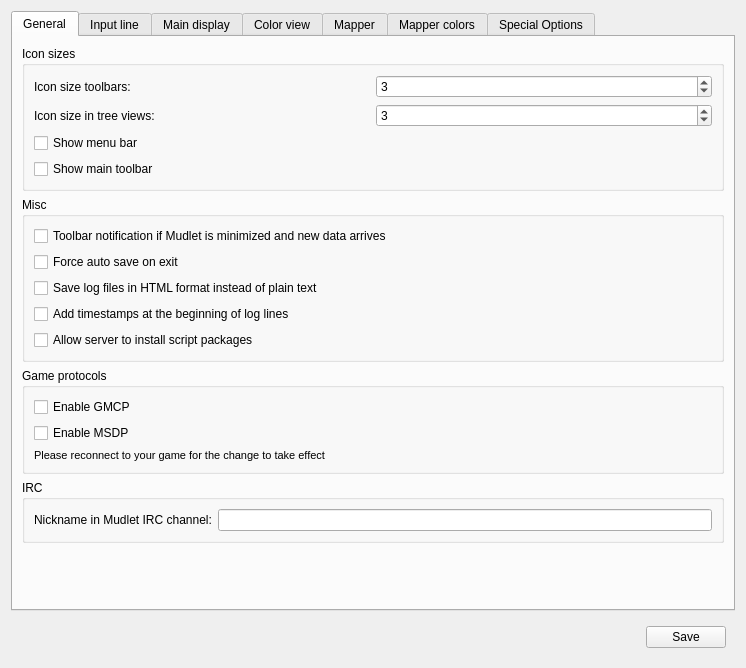
Qt form src/ui/profile_preferences.ui (Mudlet/Mudlet) before a commit.
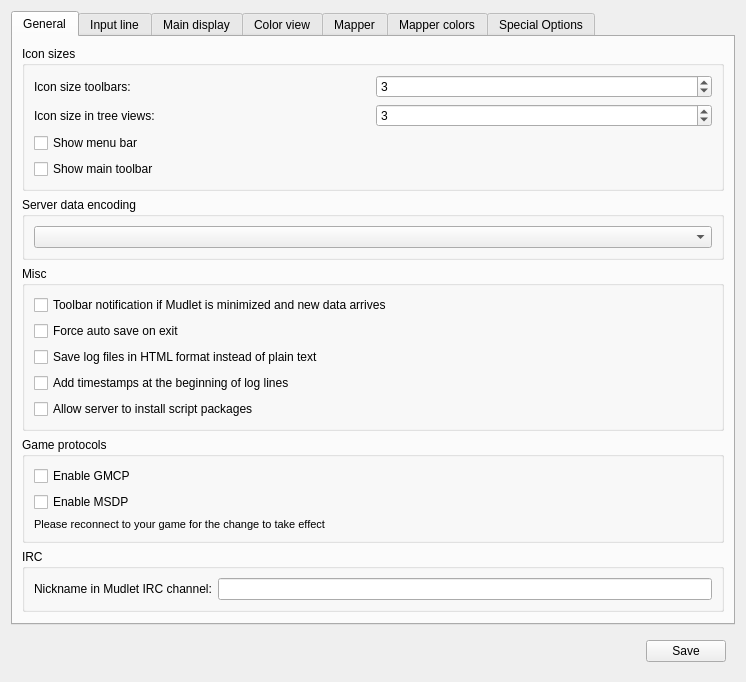
The same form after that commit. Icons and pictures are not drawn.

```diff
--- a/src/ui/profile_preferences.ui
+++ b/src/ui/profile_preferences.ui
@@ -134,6 +134,28 @@
         </widget>
        </item>
        <item row="1" column="0">
+        <widget class="QGroupBox" name="groupBox_encoding">
+         <property name="enabled">
+          <bool>true</bool>
+         </property>
+         <property name="title">
+          <string>Server data encoding</string>
+         </property>
+         <layout class="QVBoxLayout" name="verticalLayout_7">
+          <item>
+           <widget class="QComboBox" name="comboBox_encoding">
+            <property name="enabled">
+             <bool>true</bool>
+            </property>
+            <property name="toolTip">
+             <string>&lt;html&gt;&lt;head/&gt;&lt;body&gt;&lt;p&gt;If you are playing a non-English MUD and seeing � instead of text, or special letters like &lt;span style=&quot; font-weight:600;&quot;&gt;ñ&lt;/span&gt; aren't showing right - try changing the encoding to UTF-8 or to one suggested by your MUD.&lt;/p&gt;&lt;p&gt;Note: While this will allow Mudlet to show text in other languages, internalisation is still in development so triggers or Lua code won't work yet.&lt;/p&gt;&lt;/body&gt;&lt;/html&gt;</string>
+            </property>
+           </widget>
+          </item>
+         </layout>
+        </widget>
+       </item>
+       <item row="2" column="0">
         <widget class="QGroupBox" name="groupBox_2">
          <property name="title">
           <string>Misc</string>
```
